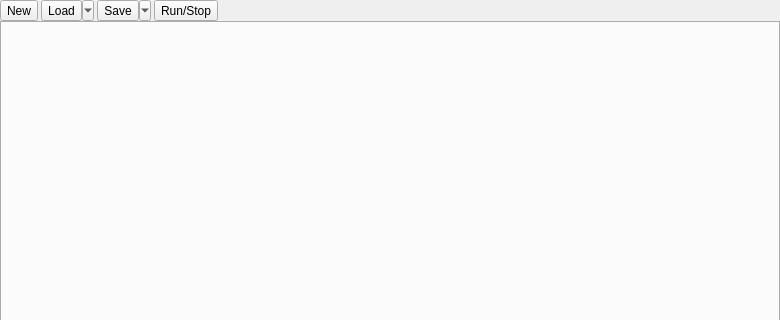
Old version of the form interface/ui/scriptEditorWindow.ui in the repository vircadia/vircadia-native-core; both pictures show x 0 to 780 and y 0 to 320 of the 780 by 717 pixel window.
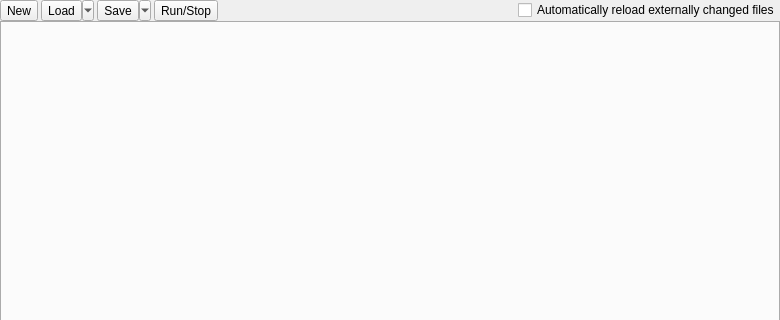
New version of the form. Icons and pictures are not drawn.

Commit message: Add checkbox that automatically reloads externally changed files

```diff
--- a/interface/ui/scriptEditorWindow.ui
+++ b/interface/ui/scriptEditorWindow.ui
@@ -33,7 +33,7 @@
     <number>0</number>
    </property>
    <item>
-    <layout class="QHBoxLayout" name="horizontalLayout" stretch="0,0,0,0,0">
+    <layout class="QHBoxLayout" name="horizontalLayout" stretch="0,0,0,0,0,0">
      <property name="spacing">
       <number>3</number>
      </property>
@@ -185,6 +185,16 @@
        </property>
       </spacer>
      </item>
+     <item>
+      <widget class="QCheckBox" name="autoReloadCheckBox">
+       <property name="styleSheet">
+        <string notr="true">font: 13px &quot;Helvetica&quot;,&quot;Arial&quot;,&quot;sans-serif&quot;;</string>
+       </property>
+       <property name="text">
+        <string>Automatically reload externally changed files</string>
+       </property>
+      </widget>
+     </item>
     </layout>
    </item>
    <item>
```
The commit also changes 3 other files.
